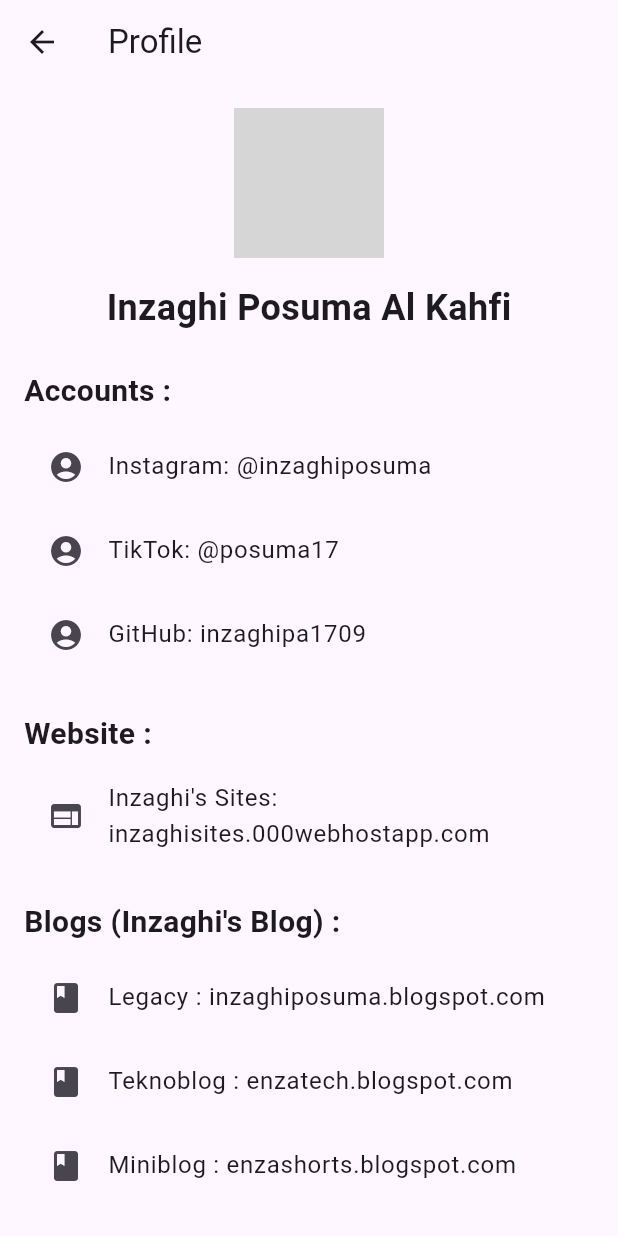
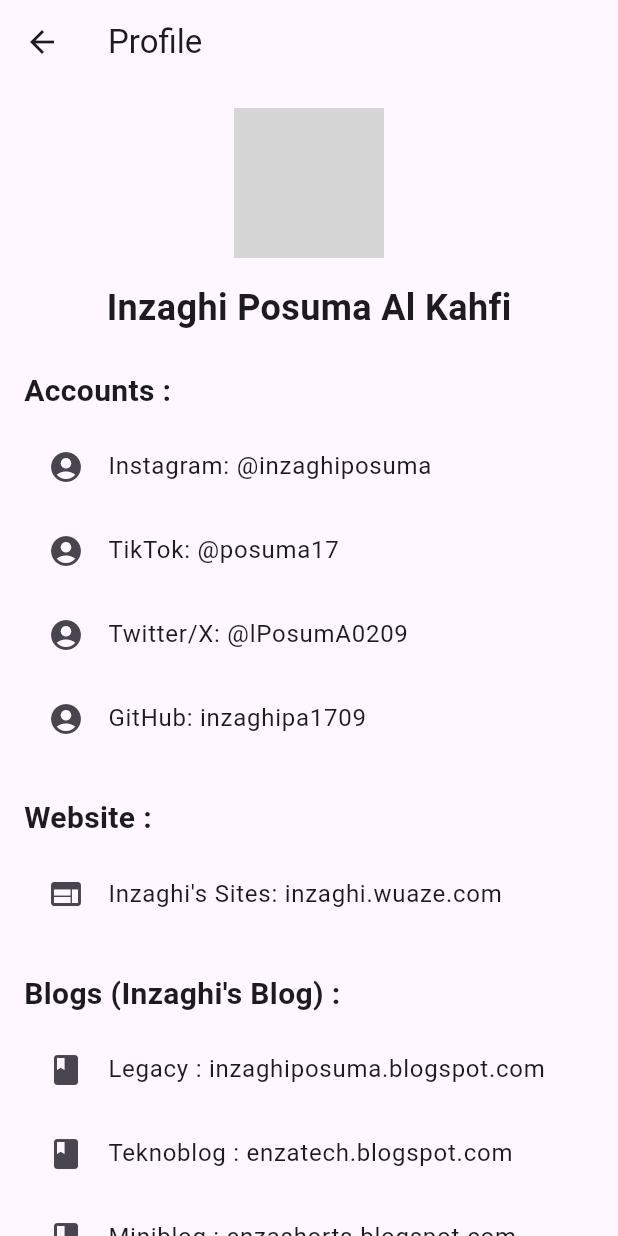
Before and after one commit to inzaghidev/Inzaghis-App, a Flutter app: the screen it shows after launch, item 3 of the bottom bar chosen, after a tap on "Profile", on a phone screen of 412 x 824 dp. Run offline on Flutter 3.47's test engine with Material 3 defaults, Android fonts, the light colour scheme and no system bars; our stand-ins replace font_awesome_flutter; missing offline and left inert: dart:js, inzaghis_app; grey boxes are pictures that could not be loaded.

Commit message:
Edited some Files

```diff
--- a/inzaghi_app/lib/pages/settings_page.dart
+++ b/inzaghi_app/lib/pages/settings_page.dart
@@ -23,6 +23,14 @@ class SettingsPage extends StatelessWidget {
             title: Text('Profile'),
             onTap: () {
               Navigator.pushNamed(context, '/profile');
+            },
+          ),
+          const SizedBox(height: 10),
+          ListTile(
+            leading: Icon(Icons.account_circle),
+            title: Text("Inzaghi's Group"),
+            onTap: () {
+              Navigator.pushNamed(context, '/inzaghis-group');
             },
           ),
           const SizedBox(height: 10),
--- a/inzaghi_app/lib/settings/about_page.dart
+++ b/inzaghi_app/lib/settings/about_page.dart
@@ -37,6 +37,11 @@ class AboutPage extends StatelessWidget {
               height: 224,
               fit: BoxFit.cover,
             ),
+            SizedBox(height: 40),
+            Text(
+              "© 2025 Inzaghi's Corp. All rights reserved.",
+              style: TextStyle(fontSize: 12),
+            )
           ],
         ),
       ),
--- a/inzaghi_app/lib/settings/profile.dart
+++ b/inzaghi_app/lib/settings/profile.dart
@@ -51,6 +51,10 @@ class ProfilePage extends StatelessWidget {
                 leading: Icon(Icons.account_circle),
                 title: Text('TikTok: @posuma17'),
               ),
+              ListTile(
+                leading: Icon(Icons.account_circle),
+                title: Text('Twitter/X: @lPosumA0209'),
+              ),
               const ListTile(
                 leading: Icon(Icons.account_circle),
                 title: Text('GitHub: inzaghipa1709'),
@@ -66,7 +70,7 @@ class ProfilePage extends StatelessWidget {
               SizedBox(height: 8),
               ListTile(
                 leading: Icon(Icons.web),
-                title: Text('Inzaghi\'s Sites: inzaghisites.000webhostapp.com'),
+                title: Text('Inzaghi\'s Sites: inzaghi.wuaze.com'),
               ),
               SizedBox(height: 24),
               Text(
```
Also changed, not shown: inzaghi_app/pubspec.lock.
